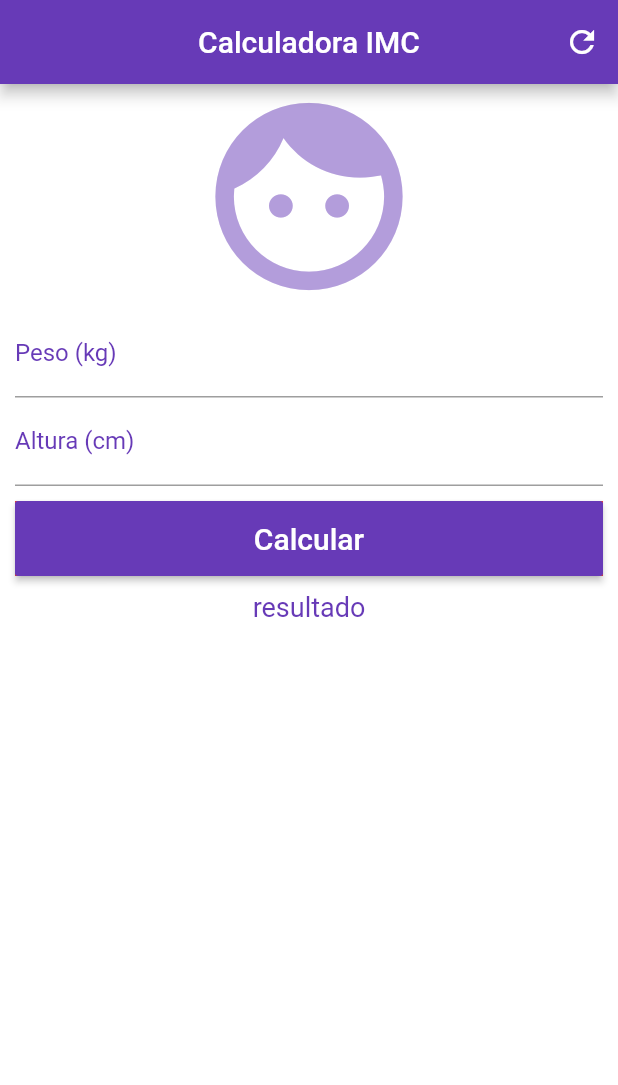
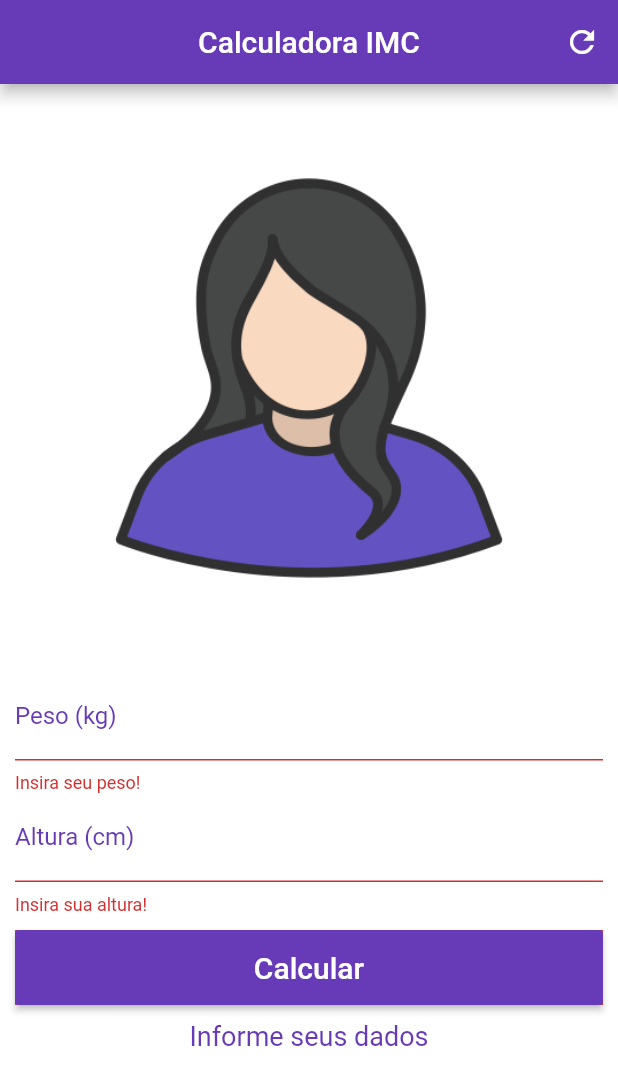
Before and after one commit to figormartins/bmi-calculator-flutter, a Flutter app: the screen it shows after launch, after a tap on "Calcular", on a phone screen of 412 x 824 dp. Shown: the top 1085 px of the screen. Run offline on Flutter 3.47's test engine with Material 2 defaults, Android fonts, the phone set to English and light mode, and no system bars.

Commit message:
Projeto finalizado.

```diff
--- a/lib/main.dart
+++ b/lib/main.dart
@@ -5,6 +5,7 @@ void main() {
   runApp(MaterialApp(
     debugShowCheckedModeBanner: false,
     home: Home(),
+    color: Colors.deepPurple,
   ));
 }
 
@@ -14,6 +15,44 @@ class Home extends StatefulWidget {
 }
 
 class _HomeState extends State<Home> {
+  GlobalKey<FormState> _formKey = GlobalKey<FormState>();
+
+  TextEditingController weightController = TextEditingController();
+  TextEditingController heightController = TextEditingController();
+  String _messageInfo = "Informe seus dados";
+
+  void _resetFields() {
+    weightController.text = "";
+    heightController.text = "";
+
+    setState(() {
+      _messageInfo = "Informe seus dados";
+    });
+  }
+
+  void _calculate() {
+    setState(() {
+      double weight = double.parse(weightController.text);
+      double height = double.parse(heightController.text) / 100;
+      double imc = weight / (height * height);
+
+      if (imc < 18.6)
+        _messageInfo = "Abaixo do peso.";
+      else if (imc < 25)
+        _messageInfo = "Peso ideal!";
+      else if (imc < 30)
+        _messageInfo = "Acima do peso.";
+      else if (imc < 35)
+        _messageInfo = "Obesidade grau I.";
+      else if (imc < 40)
+        _messageInfo = "Obesidade grau II.";
+      else
+        _messageInfo = "Obsidade grau III.";
+
+      _messageInfo += " IMC = ${imc.toStringAsPrecision(4)}";
+    });
+  }
+
   @override
   Widget build(BuildContext context) {
     return Scaffold(
@@ -24,39 +63,63 @@ class _HomeState extends State<Home> {
         actions: <Widget>[
           IconButton(
             icon: Icon(Icons.refresh),
-                onPressed: () {},
+            onPressed: () {
+              _resetFields();
+            },
           )
-            ]),
+        ],
+      ),
       backgroundColor: Colors.white,
       body: SingleChildScrollView(
         padding: EdgeInsets.fromLTRB(10.0, 0.0, 10.0, 0.0),
+        child: Form(
+          key: _formKey,
           child: Column(
             crossAxisAlignment: CrossAxisAlignment.stretch,
             children: <Widget>[
-              Icon(Icons.face, size: 150, color: Colors.deepPurple[200]),
-              TextField(
+              Image.asset(
+                "images/icon_user.png",
+                fit: BoxFit.fitHeight,
+              ),
+              TextFormField(
                 keyboardType: TextInputType.number,
                 cursorColor: Colors.deepPurple,
                 decoration: InputDecoration(
                     labelText: "Peso (kg)",
                     labelStyle: TextStyle(color: Colors.deepPurple)),
                 textAlign: TextAlign.center,
-                  style: TextStyle(color: Colors.deepPurple[200])),
-              TextField(
+                style: TextStyle(color: Colors.deepPurple[200]),
+                controller: weightController,
+                validator: (value) {
+                  if (value.isEmpty) return "Insira seu peso!";
+
+                  return null;
+                },
+              ),
+              TextFormField(
                 keyboardType: TextInputType.number,
                 cursorColor: Colors.deepPurple,
                 decoration: InputDecoration(
                     labelText: "Altura (cm)",
                     labelStyle: TextStyle(color: Colors.deepPurple)),
                 textAlign: TextAlign.center,
-                  style: TextStyle(color: Colors.deepPurple[200])),
+                style: TextStyle(color: Colors.deepPurple[200]),
+                controller: heightController,
+                validator: (value) {
+                  if (value.isEmpty) return "Insira sua altura!";
+
+                  return null;
+                },
+              ),
               Padding(
                   padding: EdgeInsets.only(top: 10.0, bottom: 10.0),
                   child: Container(
                     color: Colors.red,
                     height: 50.0,
                     child: RaisedButton(
-                      onPressed: () {},
+                      onPressed: () {
+                        if (_formKey.currentState.validate()) _calculate();
+                      },
                       color: Colors.deepPurple,
                       child: Text(
                         "Calcular",
@@ -65,12 +128,14 @@ class _HomeState extends State<Home> {
                     ),
                   )),
               Text(
-                "resultado",
+                _messageInfo,
                 textAlign: TextAlign.center,
                 style: TextStyle(fontSize: 18.0, color: Colors.deepPurple),
               )
             ],
           ),
-        ));
+        ),
+      ),
+    );
   }
 }
--- a/pubspec.yaml
+++ b/pubspec.yaml
@@ -44,6 +44,8 @@ flutter:
   # assets:
   #  - images/a_dot_burr.jpeg
   #  - images/a_dot_ham.jpeg
+  assets:
+    - images/icon_user.png
 
   # An image asset can refer to one or more resolution-specific "variants", see
   # https://flutter.dev/assets-and-images/#resolution-aware.
```
Also changed, not shown: images/icon_user.png (added), imc_animacao.gif (added), 1 other file. Lines whose indentation alone changed are shown as unchanged.
